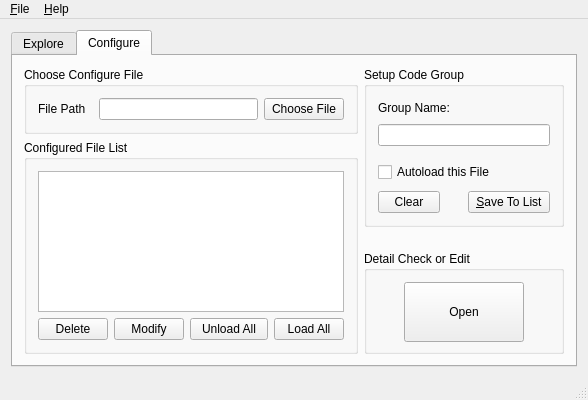
Qt form mainwindow.ui (Qunero/CodeExploreAssistant) before a commit.
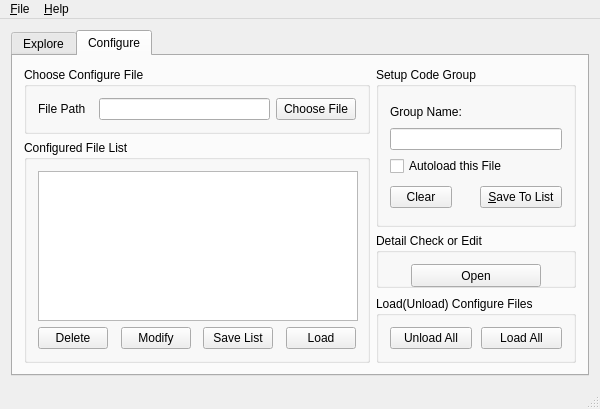
The same form after that commit. The open tabs and pages were chosen to show the change.

Commit message: refine ui, support load one selected file

Diff of the .ui file:
```diff
--- a/mainwindow.ui
+++ b/mainwindow.ui
@@ -6,7 +6,7 @@
    <rect>
     <x>0</x>
     <y>0</y>
-    <width>588</width>
+    <width>600</width>
     <height>400</height>
    </rect>
   </property>
@@ -334,7 +334,7 @@
        <attribute name="title">
         <string>Configure</string>
        </attribute>
-       <layout class="QHBoxLayout" name="horizontalLayout_9">
+       <layout class="QHBoxLayout" name="horizontalLayout_11">
         <item>
          <layout class="QVBoxLayout" name="verticalLayout_11">
           <item>
@@ -373,7 +373,7 @@
            <widget class="QGroupBox" name="groupBox_configuredFileList">
             <property name="minimumSize">
              <size>
-              <width>250</width>
+              <width>340</width>
               <height>0</height>
              </size>
             </property>
@@ -382,7 +382,20 @@
             </property>
             <layout class="QVBoxLayout" name="verticalLayout_6">
              <item>
-              <widget class="QTableView" name="tableView_configuredFileList"/>
+              <widget class="QTableView" name="tableView_configuredFileList">
+               <property name="sizePolicy">
+                <sizepolicy hsizetype="Expanding" vsizetype="Expanding">
+                 <horstretch>0</horstretch>
+                 <verstretch>0</verstretch>
+                </sizepolicy>
+               </property>
+               <property name="minimumSize">
+                <size>
+                 <width>320</width>
+                 <height>0</height>
+                </size>
+               </property>
+              </widget>
              </item>
              <item>
               <layout class="QHBoxLayout" name="horizontalLayout_7">
@@ -457,9 +470,21 @@
                 </spacer>
                </item>
                <item>
-                <widget class="QPushButton" name="pushButton_unloadAllCfgFile">
+                <widget class="QPushButton" name="pushButton_saveCfgFileList">
+                 <property name="sizePolicy">
+                  <sizepolicy hsizetype="Preferred" vsizetype="Fixed">
+                   <horstretch>0</horstretch>
+                   <verstretch>0</verstretch>
+                  </sizepolicy>
+                 </property>
+                 <property name="minimumSize">
+                  <size>
+                   <width>70</width>
+                   <height>0</height>
+                  </size>
+                 </property>
                  <property name="text">
-                  <string>Unload All</string>
+                  <string>Save List</string>
                  </property>
                 </widget>
                </item>
@@ -480,7 +505,7 @@
                 </spacer>
                </item>
                <item>
-                <widget class="QPushButton" name="pushButton_loadAllCfgFile">
+                <widget class="QPushButton" name="pushButton_loadCfgFile">
                  <property name="sizePolicy">
                   <sizepolicy hsizetype="Preferred" vsizetype="Fixed">
                    <horstretch>0</horstretch>
@@ -494,7 +519,7 @@
                   </size>
                  </property>
                  <property name="text">
-                  <string>Load All</string>
+                  <string>Load</string>
                  </property>
                 </widget>
                </item>
@@ -506,9 +531,15 @@
          </layout>
         </item>
         <item>
-         <layout class="QVBoxLayout" name="verticalLayout_12">
+         <layout class="QVBoxLayout" name="verticalLayout_10">
           <item>
            <widget class="QGroupBox" name="groupBox_group">
+            <property name="sizePolicy">
+             <sizepolicy hsizetype="Preferred" vsizetype="Preferred">
+              <horstretch>0</horstretch>
+              <verstretch>0</verstretch>
+             </sizepolicy>
+            </property>
             <property name="minimumSize">
              <size>
               <width>200</width>
@@ -560,24 +591,14 @@
                  </item>
                 </layout>
                </item>
-               <item>
-                <spacer name="verticalSpacer_2">
-                 <property name="orientation">
-                  <enum>Qt::Vertical</enum>
-                 </property>
-                 <property name="sizeType">
-                  <enum>QSizePolicy::Fixed</enum>
-                 </property>
-                 <property name="sizeHint" stdset="0">
-                  <size>
-                   <width>20</width>
-                   <height>10</height>
-                  </size>
-                 </property>
-                </spacer>
-               </item>
                <item>
                 <widget class="QCheckBox" name="checkBox_autoloadCfgFile">
+                 <property name="sizePolicy">
+                  <sizepolicy hsizetype="Preferred" vsizetype="Fixed">
+                   <horstretch>0</horstretch>
+                   <verstretch>0</verstretch>
+                  </sizepolicy>
+                 </property>
                  <property name="minimumSize">
                   <size>
                    <width>0</width>
@@ -591,22 +612,6 @@
                </item>
               </layout>
              </item>
-             <item>
-              <spacer name="verticalSpacer_3">
-               <property name="orientation">
-                <enum>Qt::Vertical</enum>
-               </property>
-               <property name="sizeType">
-                <enum>QSizePolicy::Preferred</enum>
-               </property>
-               <property name="sizeHint" stdset="0">
-                <size>
-                 <width>20</width>
-                 <height>3</height>
-                </size>
-               </property>
-              </spacer>
-             </item>
              <item>
               <layout class="QHBoxLayout" name="horizontalLayout_8">
                <item>
@@ -662,22 +667,6 @@
             </layout>
            </widget>
           </item>
-          <item>
-           <spacer name="verticalSpacer_4">
-            <property name="orientation">
-             <enum>Qt::Vertical</enum>
-            </property>
-            <property name="sizeType">
-             <enum>QSizePolicy::Expanding</enum>
-            </property>
-            <property name="sizeHint" stdset="0">
-             <size>
-              <width>20</width>
-              <height>20</height>
-             </size>
-            </property>
-           </spacer>
-          </item>
           <item>
            <widget class="QGroupBox" name="groupBox_detail">
             <property name="sizePolicy">
@@ -689,13 +678,13 @@
             <property name="minimumSize">
              <size>
               <width>80</width>
-              <height>100</height>
+              <height>55</height>
              </size>
             </property>
             <property name="maximumSize">
              <size>
-              <width>200</width>
-              <height>120</height>
+              <width>16777215</width>
+              <height>16777215</height>
              </size>
             </property>
             <property name="sizeIncrement">
@@ -713,6 +702,9 @@
                <property name="orientation">
                 <enum>Qt::Horizontal</enum>
                </property>
+               <property name="sizeType">
+                <enum>QSizePolicy::Preferred</enum>
+               </property>
                <property name="sizeHint" stdset="0">
                 <size>
                  <width>21</width>
@@ -724,7 +716,7 @@
              <item>
               <widget class="QPushButton" name="pushButton_openDetail">
                <property name="sizePolicy">
-                <sizepolicy hsizetype="Preferred" vsizetype="Preferred">
+                <sizepolicy hsizetype="Preferred" vsizetype="Fixed">
                  <horstretch>0</horstretch>
                  <verstretch>0</verstretch>
                 </sizepolicy>
@@ -732,7 +724,7 @@
                <property name="minimumSize">
                 <size>
                  <width>120</width>
-                 <height>60</height>
+                 <height>23</height>
                 </size>
                </property>
                <property name="maximumSize">
@@ -751,6 +743,9 @@
                <property name="orientation">
                 <enum>Qt::Horizontal</enum>
                </property>
+               <property name="sizeType">
+                <enum>QSizePolicy::Preferred</enum>
+               </property>
                <property name="sizeHint" stdset="0">
                 <size>
                  <width>21</width>
@@ -762,6 +757,108 @@
             </layout>
            </widget>
           </item>
+          <item>
+           <spacer name="verticalSpacer_2">
+            <property name="orientation">
+             <enum>Qt::Vertical</enum>
+            </property>
+            <property name="sizeHint" stdset="0">
+             <size>
+              <width>20</width>
+              <height>40</height>
+             </size>
+            </property>
+           </spacer>
+          </item>
+          <item>
+           <widget class="QGroupBox" name="groupBox_2">
+            <property name="title">
+             <string>Load(Unload) Configure Files</string>
+            </property>
+            <layout class="QHBoxLayout" name="horizontalLayout_9">
+             <item>
+              <spacer name="horizontalSpacer_15">
+               <property name="orientation">
+                <enum>Qt::Horizontal</enum>
+               </property>
+               <property name="sizeType">
+                <enum>QSizePolicy::Preferred</enum>
+               </property>
+               <property name="sizeHint" stdset="0">
+                <size>
+                 <width>0</width>
+                 <height>20</height>
+                </size>
+               </property>
+              </spacer>
+             </item>
+             <item>
+              <widget class="QPushButton" name="pushButton_unloadAllCfgFile">
+               <property name="sizePolicy">
+                <sizepolicy hsizetype="Preferred" vsizetype="Fixed">
+                 <horstretch>0</horstretch>
+                 <verstretch>0</verstretch>
+                </sizepolicy>
+               </property>
+               <property name="text">
+                <string>Unload All</string>
+               </property>
+              </widget>
+             </item>
+             <item>
+              <spacer name="horizontalSpacer_13">
+               <property name="orientation">
+                <enum>Qt::Horizontal</enum>
+               </property>
+               <property name="sizeType">
+                <enum>QSizePolicy::Preferred</enum>
+               </property>
+               <property name="sizeHint" stdset="0">
+                <size>
+                 <width>3</width>
+                 <height>20</height>
+                </size>
+               </property>
+              </spacer>
+             </item>
+             <item>
+              <widget class="QPushButton" name="pushButton_loadAllCfgFile">
+               <property name="sizePolicy">
+                <sizepolicy hsizetype="Preferred" vsizetype="Fixed">
+                 <horstretch>0</horstretch>
+                 <verstretch>0</verstretch>
+                </sizepolicy>
+               </property>
+               <property name="minimumSize">
+                <size>
+                 <width>70</width>
+                 <height>0</height>
+                </size>
+               </property>
+               <property name="text">
+                <string>Load All</string>
+               </property>
+              </widget>
+             </item>
+             <item>
+              <spacer name="horizontalSpacer_14">
+               <property name="orientation">
+                <enum>Qt::Horizontal</enum>
+               </property>
+               <property name="sizeType">
+                <enum>QSizePolicy::Preferred</enum>
+               </property>
+               <property name="sizeHint" stdset="0">
+                <size>
+                 <width>0</width>
+                 <height>20</height>
+                </size>
+               </property>
+              </spacer>
+             </item>
+            </layout>
+           </widget>
+          </item>
          </layout>
         </item>
        </layout>
@@ -775,7 +872,7 @@
     <rect>
      <x>0</x>
      <y>0</y>
-     <width>588</width>
+     <width>600</width>
      <height>23</height>
     </rect>
    </property>
```
Left out of the diff: 12 changed lines with no effect on the pictures. The commit also changes 2 other files.
